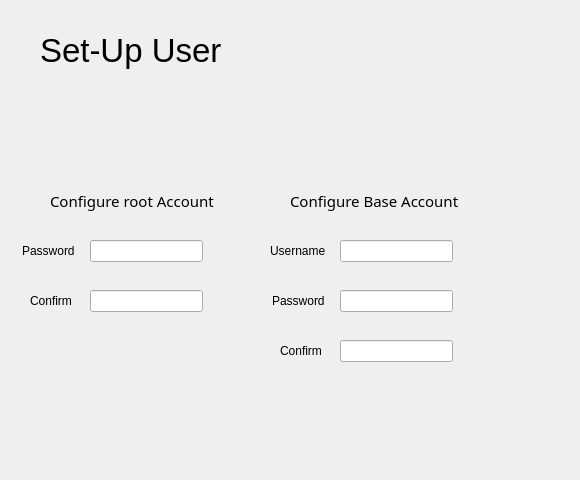
Qt form NewQtUi/ConfigureUserTab/ConfigureUserTab.ui (AOSC-Archive/AOSC-LiveKit) before a commit.
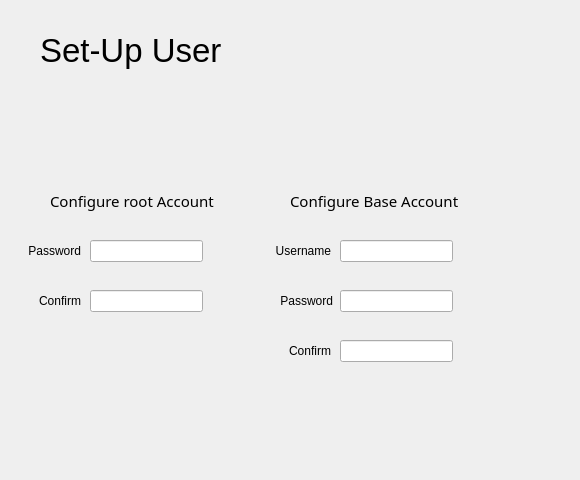
The same form after that commit.

Diff of the .ui file:
```diff
--- a/NewQtUi/ConfigureUserTab/ConfigureUserTab.ui
+++ b/NewQtUi/ConfigureUserTab/ConfigureUserTab.ui
@@ -92,15 +92,18 @@
   <widget class="QLabel" name="label_4">
    <property name="geometry">
     <rect>
-     <x>22</x>
+     <x>10</x>
      <y>240</y>
-     <width>70</width>
+     <width>71</width>
      <height>21</height>
     </rect>
    </property>
    <property name="text">
     <string>Password</string>
    </property>
+   <property name="alignment">
+    <set>Qt::AlignRight|Qt::AlignTrailing|Qt::AlignVCenter</set>
+   </property>
   </widget>
   <widget class="QLabel" name="label_5">
    <property name="geometry">
@@ -114,6 +117,9 @@
    <property name="text">
     <string>Confirm</string>
    </property>
+   <property name="alignment">
+    <set>Qt::AlignRight|Qt::AlignTrailing|Qt::AlignVCenter</set>
+   </property>
   </widget>
   <widget class="QLineEdit" name="UserNameEdit">
    <property name="geometry">
@@ -128,41 +134,50 @@
   <widget class="QLabel" name="label_6">
    <property name="geometry">
     <rect>
-     <x>270</x>
+     <x>250</x>
      <y>240</y>
-     <width>61</width>
+     <width>81</width>
      <height>21</height>
     </rect>
    </property>
    <property name="text">
     <string>Username</string>
    </property>
+   <property name="alignment">
+    <set>Qt::AlignRight|Qt::AlignTrailing|Qt::AlignVCenter</set>
+   </property>
   </widget>
   <widget class="QLabel" name="label_7">
    <property name="geometry">
     <rect>
-     <x>272</x>
+     <x>242</x>
      <y>290</y>
-     <width>61</width>
+     <width>91</width>
      <height>21</height>
     </rect>
    </property>
    <property name="text">
     <string>Password</string>
    </property>
+   <property name="alignment">
+    <set>Qt::AlignRight|Qt::AlignTrailing|Qt::AlignVCenter</set>
+   </property>
   </widget>
   <widget class="QLabel" name="label_8">
    <property name="geometry">
     <rect>
-     <x>280</x>
+     <x>250</x>
      <y>340</y>
-     <width>51</width>
+     <width>81</width>
      <height>21</height>
     </rect>
    </property>
    <property name="text">
     <string>Confirm</string>
    </property>
+   <property name="alignment">
+    <set>Qt::AlignRight|Qt::AlignTrailing|Qt::AlignVCenter</set>
+   </property>
   </widget>
   <widget class="QLineEdit" name="UserPassEdit_1">
    <property name="geometry">
```
